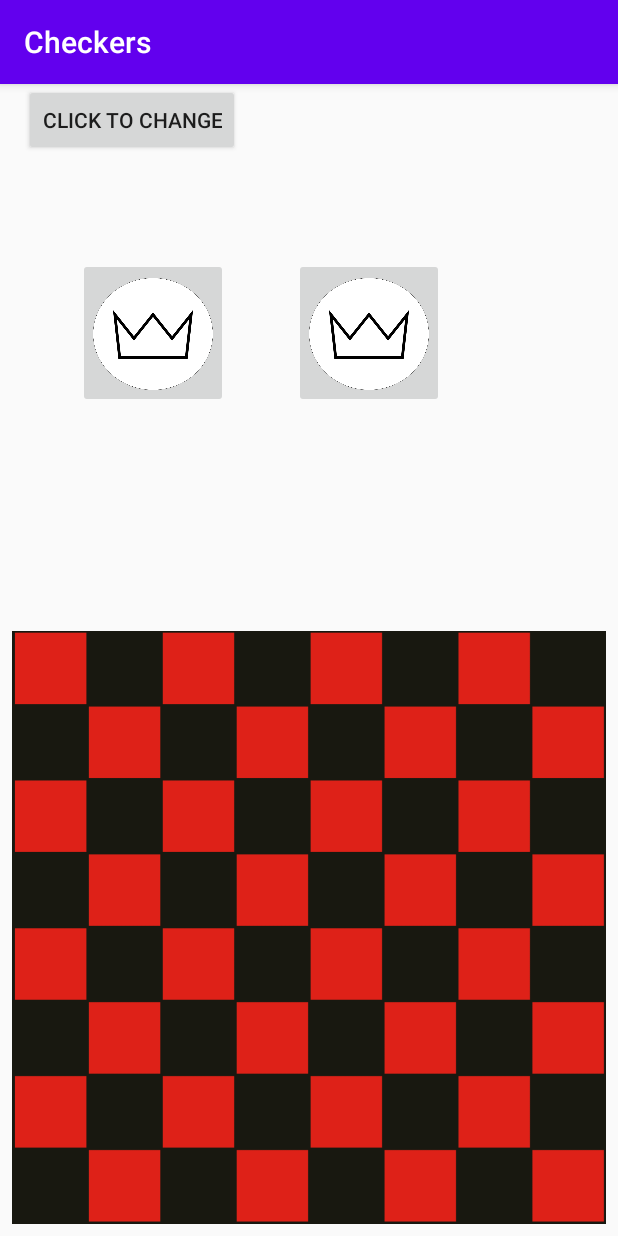
After one commit to joshHuang02/Checkers, an Android app: the PlayerVsBot screen opened directly, with no data from a screen before it, on a phone screen of 412 x 824 dp. The commit adds this screen. Run offline under Robolectric (Android 15) with nearby library versions, the phone set to English and light mode, and no system bars; Roboto replaces fonts that are not available here.

Commit message:
added PVB page as testing for buttons as pieces proved that I can manipulate buttons freely TODO: figure out how to reference all the buttons even when I don't click on one

```diff
--- a/app/src/main/AndroidManifest.xml
+++ b/app/src/main/AndroidManifest.xml
@@ -9,7 +9,9 @@
         android:roundIcon="@mipmap/ic_launcher_round"
         android:supportsRtl="true"
         android:theme="@style/AppTheme">
-        <activity android:name=".PlayerVsBot"></activity>
+        <activity android:name=".BotVsBot"></activity>
+        <activity android:name=".PlayerVsBot" />
+        <activity android:name=".TestActivity" />
         <activity android:name=".Rules" />
         <activity android:name=".PlayerVsPlayer" />
         <activity android:name=".MainActivity">
--- /dev/null
+++ b/app/src/main/res/layout/activity_player_vs_bot.xml
@@ -0,0 +1,57 @@
+<?xml version="1.0" encoding="utf-8"?>
+<androidx.constraintlayout.widget.ConstraintLayout xmlns:android="http://schemas.android.com/apk/res/android"
+    xmlns:app="http://schemas.android.com/apk/res-auto"
+    xmlns:tools="http://schemas.android.com/tools"
+    android:layout_width="match_parent"
+    android:layout_height="match_parent"
+    tools:context=".PlayerVsBot">
+
+    <Button
+        android:id="@+id/cmd"
+        android:layout_width="wrap_content"
+        android:layout_height="wrap_content"
+        android:layout_marginStart="16dp"
+        android:text="Click to Change"
+        app:layout_constraintStart_toStartOf="parent"
+        app:layout_constraintTop_toTopOf="parent" />
+
+    <ImageView
+        android:id="@+id/imageView2"
+        android:layout_width="0dp"
+        android:layout_height="395dp"
+        android:layout_marginStart="8dp"
+        android:layout_marginEnd="8dp"
+        android:layout_marginBottom="8dp"
+        app:layout_constraintBottom_toBottomOf="parent"
+        app:layout_constraintEnd_toEndOf="parent"
+        app:layout_constraintHorizontal_bias="0.111"
+        app:layout_constraintStart_toStartOf="parent"
+        app:srcCompat="@drawable/checkerboard" />
+
+    <ImageButton
+        android:id="@+id/zeroOne"
+        android:layout_width="100dp"
+        android:layout_height="100dp"
+        android:layout_marginStart="52dp"
+        android:layout_marginTop="68dp"
+        android:adjustViewBounds="false"
+        android:padding="1dp"
+        android:scaleType="fitCenter"
+        app:layout_constraintStart_toStartOf="parent"
+        app:layout_constraintTop_toBottomOf="@+id/cmd"
+        app:srcCompat="@drawable/checkerpiece_white_king" />
+
+    <ImageButton
+        android:id="@+id/zeroThree"
+        android:layout_width="100dp"
+        android:layout_height="100dp"
+        android:layout_marginStart="196dp"
+        android:layout_marginTop="68dp"
+        android:adjustViewBounds="false"
+        android:padding="1dp"
+        android:scaleType="fitCenter"
+        app:layout_constraintStart_toStartOf="parent"
+        app:layout_constraintTop_toBottomOf="@+id/cmd"
+        app:srcCompat="@drawable/checkerpiece_white_king" />
+
+</androidx.constraintlayout.widget.ConstraintLayout>
```
Also changed, not shown: app/src/main/java/com/josh/checkers/BotVsBot.java (added, +14 -0 lines), app/src/main/java/com/josh/checkers/CheckerBoard.java (renamed from app/src/main/java/com/josh/checkers/Checkers.java, +17 -14 lines), app/src/main/java/com/josh/checkers/MainActivity.java (+8 -1 lines), app/src/main/java/com/josh/checkers/PlayerVsBot.java (added, +57 -0 lines), app/src/main/java/com/josh/checkers/PlayerVsPlayer.java (+22 -25 lines), app/src/main/res/layout/activity_bot_vs_bot.xml (added, +9 -0 lines), app/src/main/res/drawable/blank.png (added), app/src/main/res/drawable/checkerboard.gif (added), app/src/main/res/drawable/checkerpiece_white.png (added), app/src/main/res/drawable/checkerpiece_white_king.png (added).
